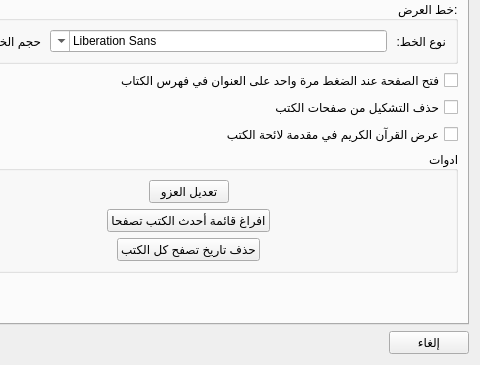
First picture: the form in src/settingsdialog.ui, repository boussouira/moltaqa, before the edit; both pictures show x 102 to 582 and y 114 to 479 of the 582 by 479 pixel window.
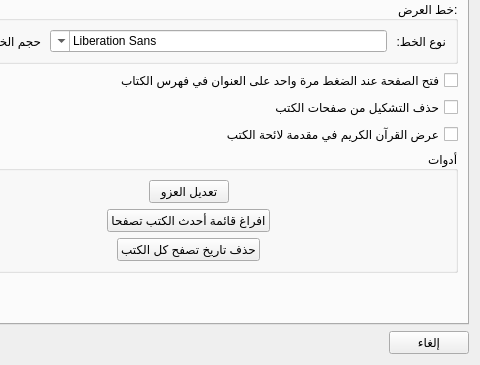
Second picture: the form after the edit. The open tabs and pages were chosen to show the change.

What changed in the file:
```diff
--- a/src/settingsdialog.ui
+++ b/src/settingsdialog.ui
@@ -341,7 +341,7 @@
        <item>
         <widget class="QGroupBox" name="groupBox_7">
          <property name="title">
-          <string>ادوات</string>
+          <string>أدوات</string>
          </property>
          <layout class="QVBoxLayout" name="verticalLayout_8">
           <item>
```
Left out of the diff: 2 changed lines with no effect on the pictures.
